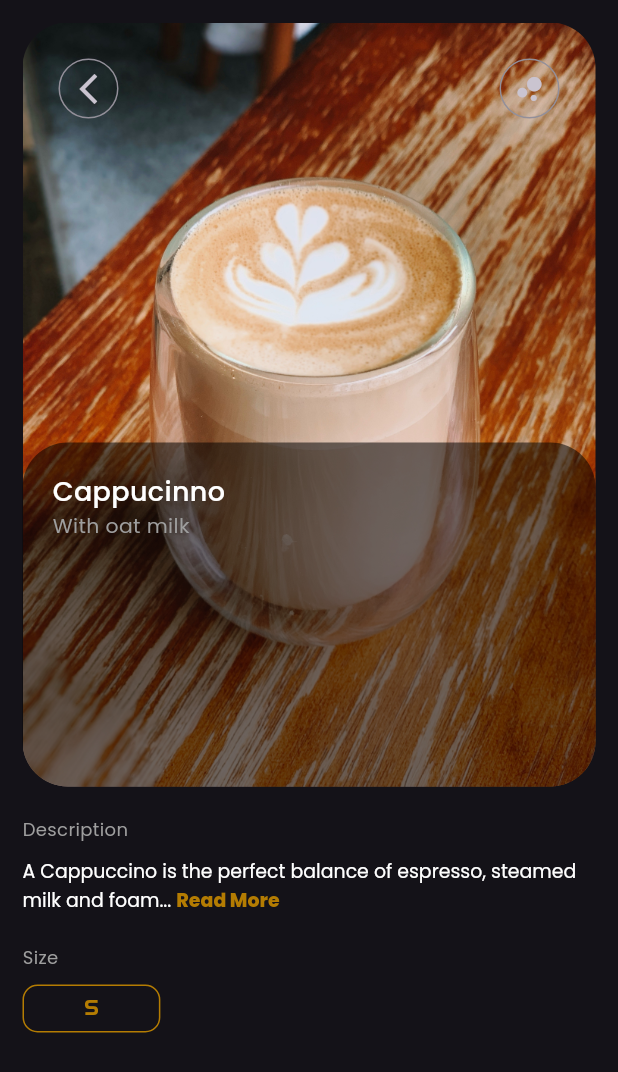
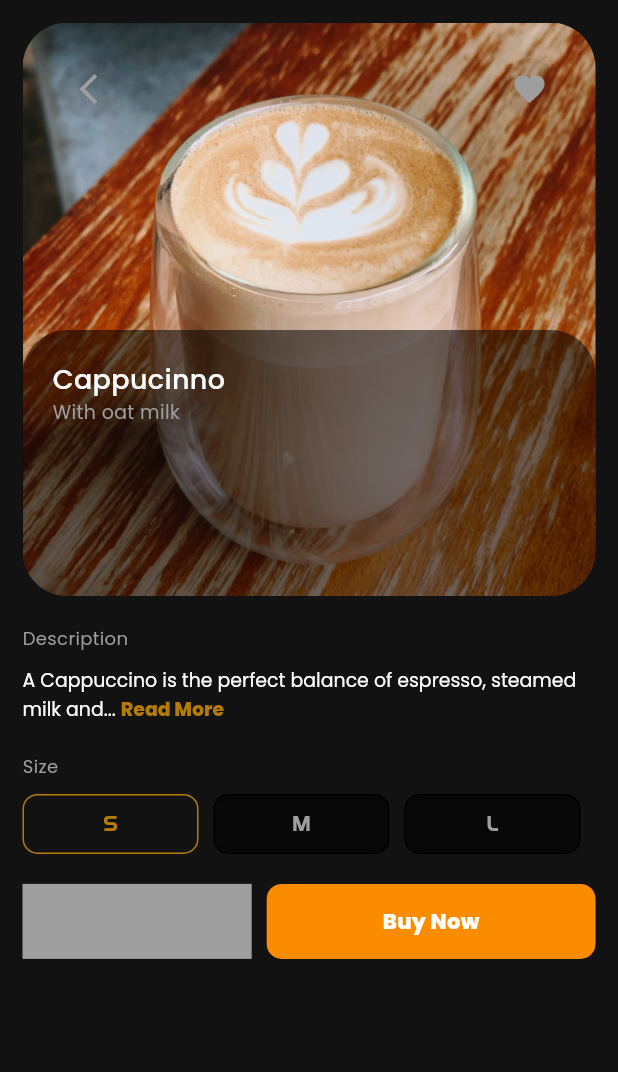
Before and after one commit to ChinepohDivine-f/coffeeShop, a Flutter app: the ConfirmPage screen opened directly, on a phone screen of 412 x 824 dp. Shown: the top 1072 px of the screen. Run offline on Flutter 3.47's test engine with Material 3 defaults, Android fonts, the phone set to English and light mode, and no system bars.

Commit message:
size widgets ready to go and better color management

```diff
--- a/lib/main.dart
+++ b/lib/main.dart
@@ -15,12 +15,18 @@ class MyApp extends StatelessWidget {
       debugShowCheckedModeBanner: false,
       home:  MyHomePage(),
       themeMode: ThemeMode.system,
-      theme: ThemeData(brightness: Brightness.dark,
+      theme: ThemeData(
+      // brightness: Brightness.dark,
       useMaterial3: true,
       visualDensity: VisualDensity.comfortable,
       primarySwatch: Colors.orange,
       primaryColor: primaryColor,
       secondaryHeaderColor: Colors.brown,
+      colorScheme: ColorScheme.dark(
+        onBackground: darkColor2,
+        primary: tertiarycolor,
+        onPrimary: inactiveColor
+      )
       )
 
     );
--- a/lib/utils/colors.dart
+++ b/lib/utils/colors.dart
@@ -3,7 +3,7 @@ import 'package:flutter/material.dart';
 
 final primaryColor = Colors.orange.shade600;
 final secondaryColor = Color.fromARGB(255, 180, 124, 2);
-final tertiarycolor = Colors.brown.shade900;
+final tertiarycolor = Colors.brown.shade900.withOpacity(0.1);
 final darkColor = Colors.black87;
 final darkColor2 = Colors.black54;
 final inactiveColor = Colors.grey.shade500;
--- a/lib/views/confirm_page.dart
+++ b/lib/views/confirm_page.dart
@@ -1,3 +1,5 @@
+import 'dart:ui';
+
 import 'package:coffeshop/utils/colors.dart';
 import 'package:coffeshop/views/home.dart';
 import 'package:coffeshop/views/page_holder.dart';
@@ -15,6 +17,7 @@ class _ConfirmPageState extends State<ConfirmPage> {
   Widget build(BuildContext context) {
     return Scaffold(
         body: SafeArea(
+            child: SingleChildScrollView(
       child: Padding(
           padding: const EdgeInsets.all(15),
           child: Column(
@@ -25,7 +28,7 @@ class _ConfirmPageState extends State<ConfirmPage> {
                 children: [
                   ClipRRect(
                       borderRadius: BorderRadius.circular(30),
-                            child: Image.asset("assets/images/Latte2.jpg")),
+                      child: Image.asset("assets/images/Latte.jpg")),
                   const Positioned(
                       left: 0,
                       right: 0,
@@ -34,25 +37,25 @@ class _ConfirmPageState extends State<ConfirmPage> {
                         child: CustomAppBar1(),
                       )),
                   Positioned(
-                            top: 280,
+                      top: 205,
                       left: 0,
                       right: 0,
                       bottom: 0,
                       child: Container(
+                        // key: UniqueKey(),
                         height: 90,
                         decoration: BoxDecoration(
                             color: darkColor2,
                             borderRadius: BorderRadius.circular(30)),
                         child: Padding(
-                                padding: const EdgeInsets.all(20),
+                          padding: const EdgeInsets.only(
+                              top: 20, left: 20, right: 20, bottom: 0),
                           child: Row(
                             crossAxisAlignment: CrossAxisAlignment.start,
-                                  mainAxisAlignment:
-                                      MainAxisAlignment.spaceBetween,
+                            mainAxisAlignment: MainAxisAlignment.spaceBetween,
                             children: [
                               Column(
-                                      crossAxisAlignment:
-                                          CrossAxisAlignment.start,
+                                crossAxisAlignment: CrossAxisAlignment.start,
                                 children: [
                                   const Text(
                                     "Cappucinno",
@@ -66,7 +69,7 @@ class _ConfirmPageState extends State<ConfirmPage> {
                                     "With oat milk",
                                     style: TextStyle(
                                         fontFamily: 'Poppins',
-                                              fontSize: 13.61,
+                                        fontSize: 12.61,
                                         color: inactiveColor),
                                   )
                                 ],
@@ -87,9 +90,7 @@ class _ConfirmPageState extends State<ConfirmPage> {
               Text(
                 "Description",
                 style: TextStyle(
-                          fontFamily: 'Poppins',
-                          fontSize: 12,
-                          color: inactiveColor),
+                    fontFamily: 'Poppins', fontSize: 12, color: inactiveColor),
               ),
               const SizedBox(
                 height: 10,
@@ -97,19 +98,21 @@ class _ConfirmPageState extends State<ConfirmPage> {
               RichText(
                 text: TextSpan(
                     text:
-                            "A Cappuccino is the perfect balance of espresso, steamed milk and foam... ",
+                        "A Cappuccino is the perfect balance of espresso, steamed milk and... ",
                     style: const TextStyle(
                       fontFamily: 'Poppins',
                       fontSize: 12.61,
+                      // color:
                     ),
-                        children: [TextSpan(text: 'Read More', style: TextStyle(
+                    children: [
+                      TextSpan(
+                          text: 'Read More',
+                          style: TextStyle(
                               fontFamily: 'Poppins',
                               fontSize: 12.61,
                               color: secondaryColor,
-                          fontWeight: FontWeight.bold
-                        ))]
-                      ),
-
+                              fontWeight: FontWeight.bold))
+                    ]),
               ),
               const SizedBox(
                 height: 20,
@@ -118,32 +121,140 @@ class _ConfirmPageState extends State<ConfirmPage> {
               Text(
                 "Size",
                 style: TextStyle(
-                          fontFamily: 'Poppins',
-                          fontSize: 12,
-                          color: inactiveColor),
+                    fontFamily: 'Poppins', fontSize: 12, color: inactiveColor),
               ),
               const SizedBox(
                 height: 10,
               ),
-                    Row(children: [
-                      Wrap(
+              const SizedBox(
+                height: 40,
+                child: Row(
+                  mainAxisAlignment: MainAxisAlignment.spaceEvenly,
+                  crossAxisAlignment: CrossAxisAlignment.center,
                   children: [
-                        Container(
+                    SizeOutlined(
+                      text: 'S',
+                    ),
+                    SizeFilled(text: 'M'),
+                    SizeFilled(text: 'L')
+                  ],
+                ),
+              ),
+              const SizedBox(
+                height: 20,
+              ),
+              // price
+              SizedBox(
+                child: Row(
+                  children: [
+                    Expanded(
+                      flex: 2,
+                      child: Container(
+                          height: 50,
+                          width: double.infinity,
+                          color: inactiveColor),
+                    ),
+                    Expanded(
+                      flex: 3,
+                      child: Padding(
+                        padding: const EdgeInsets.only(left: 10.0),
+                        child: GestureDetector(
+                          onTap: () {},
+                          child: Container(
+                              height: 50,
+                              width: double.infinity,
+                              decoration: BoxDecoration(
+                                color: primaryColor,
+                                borderRadius: BorderRadius.circular(10),
+                              ),
+                              child: const Center(
+                                child: Text("Buy Now",
+                                    style: TextStyle(
+                                        fontFamily: 'Poppins',
+                                        color: Colors.white,
+                                        fontSize: 14,
+                                        fontWeight: FontWeight.w600)),
+                              )),
+                        ),
+                      ),
+                    )
+                  ],
+                ),
+              ),
+              const SizedBox(
+                height: 15,
+              )
+            ],
+          )),
+    )));
+  }
+}
+
+class SizeOutlined extends StatelessWidget {
+  const SizeOutlined({
+    super.key,
+    required this.text,
+  });
+  final String text;
+  @override
+  Widget build(BuildContext context) {
+    return Flexible(
+      child: Container(
+        margin: EdgeInsets.only(right: 10),
+        width: double.maxFinite,
         alignment: Alignment.center,
         decoration: BoxDecoration(
           borderRadius: BorderRadius.circular(10),
           border: Border.all(color: secondaryColor),
         ),
         child: Padding(
-                            padding: const EdgeInsets.symmetric(horizontal:40.0, vertical: 5),
-                            child: Text("S", style: TextStyle(color: secondaryColor, fontFamily: 'sF-Fourche', fontSize: 14, ),),
+          padding: const EdgeInsets.symmetric(horizontal: 20, vertical: 10),
+          child: Text(
+            "S",
+            style: TextStyle(
+              color: secondaryColor,
+              fontFamily: 'sF-Fourche',
+              fontSize: 14,
             ),
-                        )
-                      ],)
-                    ],)
-                    // price
-                  ],
-                ))));
+          ),
+        ),
+      ),
+    );
+  }
+}
+
+class SizeFilled extends StatelessWidget {
+  const SizeFilled({
+    super.key,
+    required this.text,
+  });
+  final String text;
+  @override
+  Widget build(BuildContext context) {
+    return Flexible(
+      child: Container(
+        margin: EdgeInsets.only(right: 10),
+        // color: darkColor2,
+        width: double.maxFinite,
+        alignment: Alignment.center,
+        decoration: BoxDecoration(
+          color: darkColor2,
+          borderRadius: BorderRadius.circular(10),
+          border: Border.all(color: darkColor),
+        ),
+        child: Padding(
+          padding: const EdgeInsets.symmetric(horizontal: 20, vertical: 10),
+          child: Text(
+            text,
+            style: TextStyle(
+              color: inactiveColor,
+              fontFamily: 'sF-Fourche',
+              fontSize: 14,
+            ),
+          ),
+        ),
+      ),
+    );
   }
 }
 
@@ -157,7 +268,7 @@ class CustomAppBar1 extends StatelessWidget {
     return Row(
       mainAxisAlignment: MainAxisAlignment.spaceBetween,
       children: [
-        IconButton.outlined(
+        IconButton.filled(
           // highlightColor: darkColor2,
           onPressed: () {
             Navigator.pushReplacement(
@@ -165,12 +276,12 @@ class CustomAppBar1 extends StatelessWidget {
           },
           icon: const Icon(Icons.arrow_back_ios_new),
         ),
-        IconButton.outlined(
+        IconButton.filled(
             onPressed: () {
               // to be continued...
             },
             icon: const Icon(
-              Icons.bubble_chart,
+              Icons.favorite,
             )),
       ],
     );
```
Lines whose indentation alone changed are shown as unchanged.
